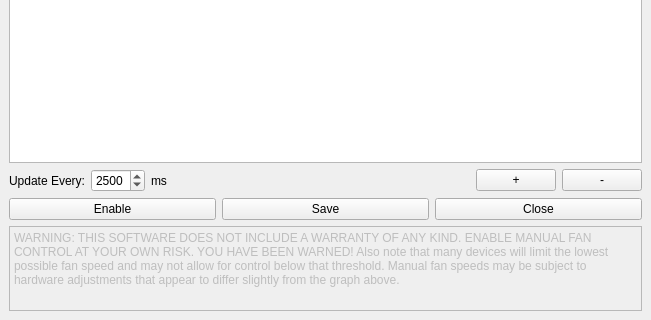
Old version of the form mainwindow.ui in the repository wepiha/qt-amdgpu-fan-ctl; both pictures show x 0 to 651 and y 318 to 638 of the 651 by 638 pixel window.
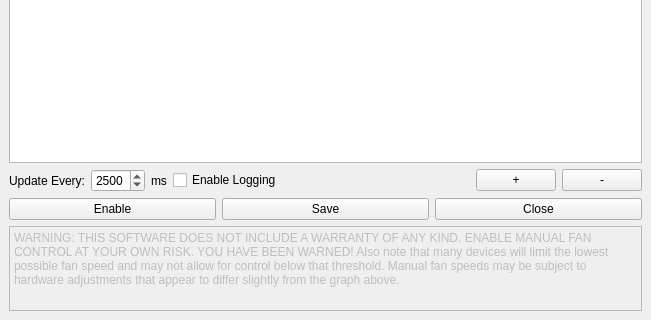
New version of the form. Icons and pictures are not drawn. Custom widgets are drawn as their Qt base class.

What changed in the file:
```diff
--- a/mainwindow.ui
+++ b/mainwindow.ui
@@ -152,6 +152,13 @@
         </property>
        </widget>
       </item>
+      <item>
+       <widget class="QCheckBox" name="checkBoxEnableLogging">
+        <property name="text">
+         <string>Enable Logging</string>
+        </property>
+       </widget>
+      </item>
       <item>
        <spacer name="horizontalSpacer_3">
         <property name="orientation">
@@ -160,7 +167,7 @@
         <property name="sizeHint" stdset="0">
          <size>
           <width>40</width>
-          <height>20</height>
+          <height>18</height>
          </size>
         </property>
        </spacer>
```
